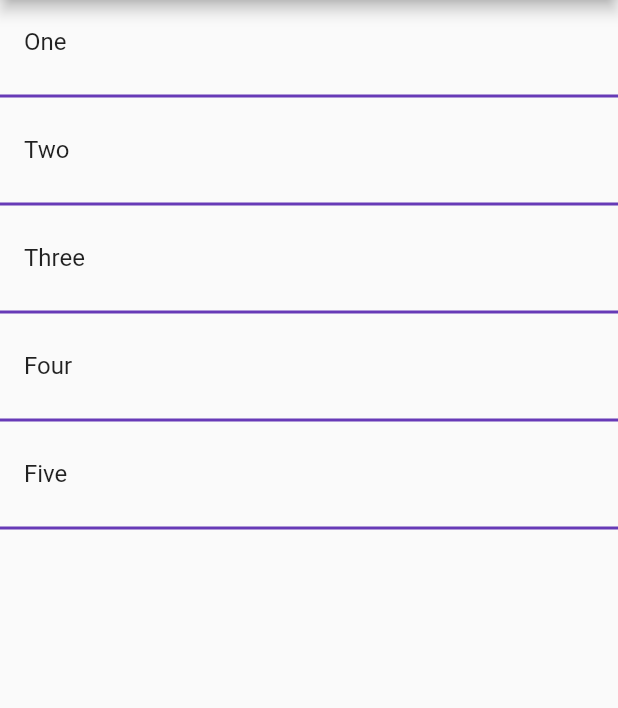
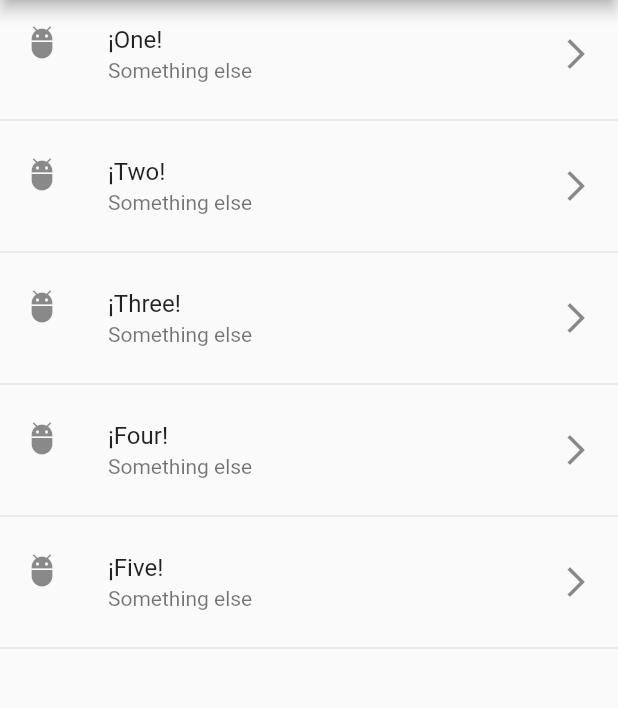
Before and after one commit to dtoledoz0207/flutter-components, a Flutter app: the screen it shows after launch, on a phone screen of 412 x 824 dp, the part 84-792 px from its top. Run offline on Flutter 3.47's test engine with Material 2 defaults, Android fonts, the phone set to English and light mode, and no system bars.

Commit message:
create-createItemsShort-that-use-map-method-to-transform-the-original-list-in-other-with-the-widgets

```diff
--- a/lib/pages/home_temp.dart
+++ b/lib/pages/home_temp.dart
@@ -11,7 +11,8 @@ class HomePageTemp extends StatelessWidget {
         title: Text('Temp Components'),
       ),
       body: ListView(
-        children: _createItems()
+        //children: _createItems()
+        children: _createItemsShort(),
       ),
     );
   }
@@ -31,4 +32,23 @@ class HomePageTemp extends StatelessWidget {
 
     return list;
   }
+
+  List<Widget> _createItemsShort() {
+    final widgets = options.map((option) {
+      return Column(
+        children: <Widget>[
+          ListTile(
+            title: Text('¡$option!'),
+            subtitle: Text('Something else'),
+            leading: Icon(Icons.adb),
+            trailing: Icon(Icons.arrow_forward_ios),
+            onTap: () {},
+          ),
+          Divider()
+        ],
+      );
+    }).toList();
+
+    return widgets;
+  }
 }
```
